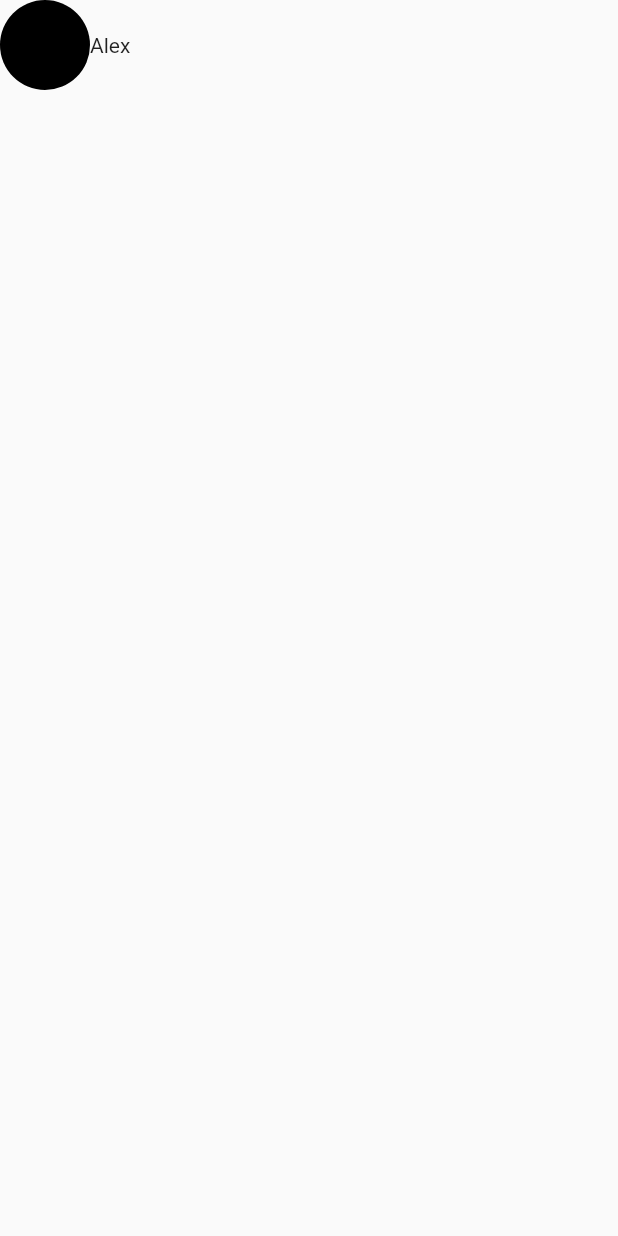
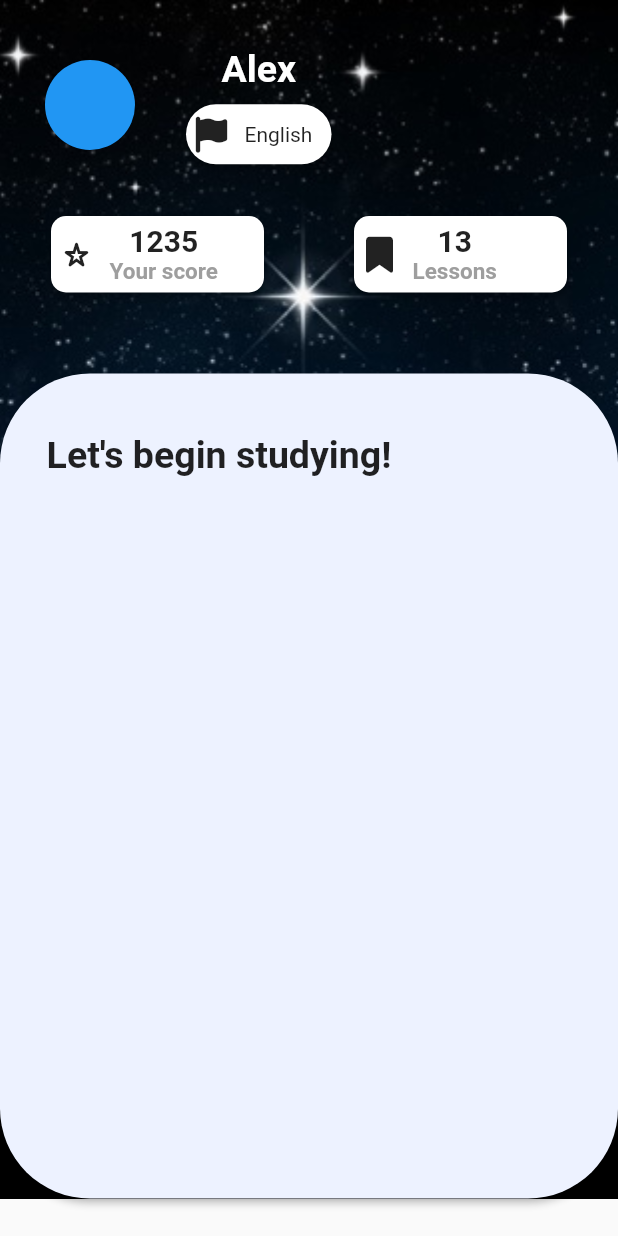
Before and after one commit to rbrunney/Boomlingo, a Flutter app: the HomePage screen opened directly, on a phone screen of 412 x 824 dp. Run offline on Flutter 3.47's test engine with Material 2 defaults, Android fonts, the phone set to English and light mode, and no system bars; our stand-ins replace flutter_vector_icons, font_awesome_flutter, page_transition, youtube_player_flutter; missing offline and left inert: flutter_webrtc.

Commit message:
More Progress for Home Page
Stack working properly and it's almost done

```diff
--- a/Boomlingo/Front-End/boomlingo/lib/homePage/home_page.dart
+++ b/Boomlingo/Front-End/boomlingo/lib/homePage/home_page.dart
@@ -1,4 +1,10 @@
+import 'package:boomlingo/util/nav_widget.dart';
+import 'package:boomlingo/util/widgets/achievement_widget.dart';
 import 'package:flutter/material.dart';
+import 'package:flutter_vector_icons/flutter_vector_icons.dart';
+import 'package:boomlingo/util/style/global_style.dart' as global_style;
+
+import '../util/widgets/page_image.dart';
 
 class HomePage extends StatefulWidget {
   const HomePage({Key? key}) : super(key: key);
@@ -12,28 +18,88 @@ class _HomePageState extends State<HomePage> {
   Widget build(BuildContext context) {
     return Scaffold(
         body: SingleChildScrollView(
+      child: Container(
+          decoration: const BoxDecoration(
+            image: DecorationImage(
+              image: AssetImage("assets/images/CqBO6J.jpg"),
+              fit: BoxFit.cover,
+            ),
+          ),
           child: Stack(
-        clipBehavior: Clip.antiAliasWithSaveLayer,
             children: [
               Column(
                 children: [
                   Row(
                     children: [
-                  const CircleAvatar(
+                      Container(
+                        margin: const EdgeInsets.symmetric(
+                            horizontal: 30, vertical: 40),
+                        child: const CircleAvatar(
                           radius: 30,
-                    backgroundColor: Colors.black,
+                          backgroundColor: Colors.blue,
                         ),
-                  Column(children: [
-                    Container(child: Text("Alex"),)
-                  ],)
+                      ),
+                      Column(
+                        children: [
+                          Container(
+                            margin: const EdgeInsets.symmetric(vertical: 5),
+                            child: const Text(
+                              "Alex",
+                              style: TextStyle(
+                                  fontSize: 25, fontWeight: FontWeight.bold, color: Colors.white),
+                            ),
+                          ),
+                          const NavWidget(
+                              navName: "English", navIcon: FontAwesome.flag)
+                        ],
+                      )
                     ],
                   ),
-              Row()
+                  Row(
+                    children: [
+                      Container(
+                        margin: const EdgeInsets.only(left: 30),
+                        child: const AchievementWidget(
+                            navName: "Your score",
+                            navScore: 1235,
+                            navIcon: Icons.star_border_purple500_rounded),
+                      ),
+                      const Spacer(),
+                      Container(
+                        margin: const EdgeInsets.only(right: 30),
+                        child: const AchievementWidget(
+                            navName: "Lessons",
+                            navScore: 13,
+                            navIcon: FontAwesome.bookmark),
+                      ),
                     ],
                   ),
-          Column()
+                  SizedBox(
+                    width: 500,
+                    height: 600,
+                    child: Card(
+                      color: const Color(global_style.pageBackgroundColor),
+                      margin: const EdgeInsets.only(top: 50),
+                      shape: RoundedRectangleBorder(
+                        borderRadius: BorderRadius.circular(60),
+                      ),
+                      elevation: 2,
+                      child: Column(children: [
+                        Container(
+                          margin: const EdgeInsets.only(top: 40, right: 120),
+                          child: const Text(
+                            "Let's begin studying!",
+                            style: TextStyle(
+                                fontSize: 25, fontWeight: FontWeight.bold),
+                          ),
+                        )
+                      ]),
+                    ),
+                  ),
+                ],
+              ),
             ],
           )),
-    );
+    ));
   }
 }
--- a/Boomlingo/Front-End/boomlingo/lib/util/page_navigation.dart
+++ b/Boomlingo/Front-End/boomlingo/lib/util/page_navigation.dart
@@ -36,7 +36,7 @@ class _PageNavigation extends State<PageNavigation> {
                   _selectedIndex = newPage;
                 });
               },
-              children: const [LessonPage(), HomePage()],
+              children: const [HomePage(), LessonPage()],
             ),
             bottomNavigationBar: Container(
               decoration: const BoxDecoration(
@@ -59,12 +59,12 @@ class _PageNavigation extends State<PageNavigation> {
                   showUnselectedLabels: false,
                   items: const <BottomNavigationBarItem>[
                     BottomNavigationBarItem(
-                        icon: Icon(Icons.play_lesson_rounded),
+                        icon: Icon(Icons.home_rounded),
                         activeIcon: NavWidget(
-                          navIcon: Icons.play_lesson_rounded,
-                          navName: "Lessons",
+                          navIcon: Icons.home_rounded,
+                          navName: "Home",
                         ),
-                        label: "Lessons"),
+                        label: "Home"),
                     BottomNavigationBarItem(
                       icon: Icon(Icons.search),
                       activeIcon: NavWidget(
--- /dev/null
+++ b/Boomlingo/Front-End/boomlingo/lib/util/widgets/achievement_widget.dart
@@ -0,0 +1,50 @@
+import 'package:flutter/material.dart';
+
+class AchievementWidget extends StatelessWidget {
+  const AchievementWidget(
+      {super.key,
+      required this.navName,
+      required this.navScore,
+      required this.navIcon});
+
+  final String navName;
+  final int navScore;
+  final IconData navIcon;
+
+  @override
+  Widget build(BuildContext context) {
+    return SingleChildScrollView(
+        scrollDirection: Axis.horizontal,
+        child: ConstrainedBox(
+          constraints: const BoxConstraints(
+            maxWidth: 150,
+          ),
+          child: Card(
+            elevation: 2,
+            shape: RoundedRectangleBorder(
+              borderRadius: BorderRadius.circular(10),
+            ),
+            child: Row(children: [
+              Container(
+                margin: const EdgeInsets.symmetric(vertical: 8, horizontal: 5),
+                child: Icon(navIcon),
+              ),
+              Column(
+                children: [
+                  Container(
+                    margin:
+                        const EdgeInsets.only(top: 5, left: 5, right: 5),
+                    child: Text(navScore.toString(), style: const TextStyle(fontWeight: FontWeight.bold, fontSize: 20),),
+                  ),
+                  Container(
+                    margin:
+                        const EdgeInsets.only(bottom: 5, left: 5, right: 5),
+                    child: Text(navName, style: const TextStyle(fontWeight: FontWeight.bold, fontSize: 15, color: Colors.grey),
+                  )
+              )],
+              )
+            ]),
+          ),
+        ));
+  }
+}
--- a/Boomlingo/Front-End/boomlingo/pubspec.yaml
+++ b/Boomlingo/Front-End/boomlingo/pubspec.yaml
@@ -97,6 +97,7 @@ flutter:
   assets:
     - assets/fonts/Inter/Inter-VariableFont_slnt,wght.ttf
     - assets/images/icon.png
+    - assets/images/CqBO6J.jpg
   fonts:
     - family: Inter
       fonts:
```
Also changed, not shown: Boomlingo/Front-End/boomlingo/assets/images/CqBO6J.jpg (added). Lines whose indentation alone changed are shown as unchanged.
